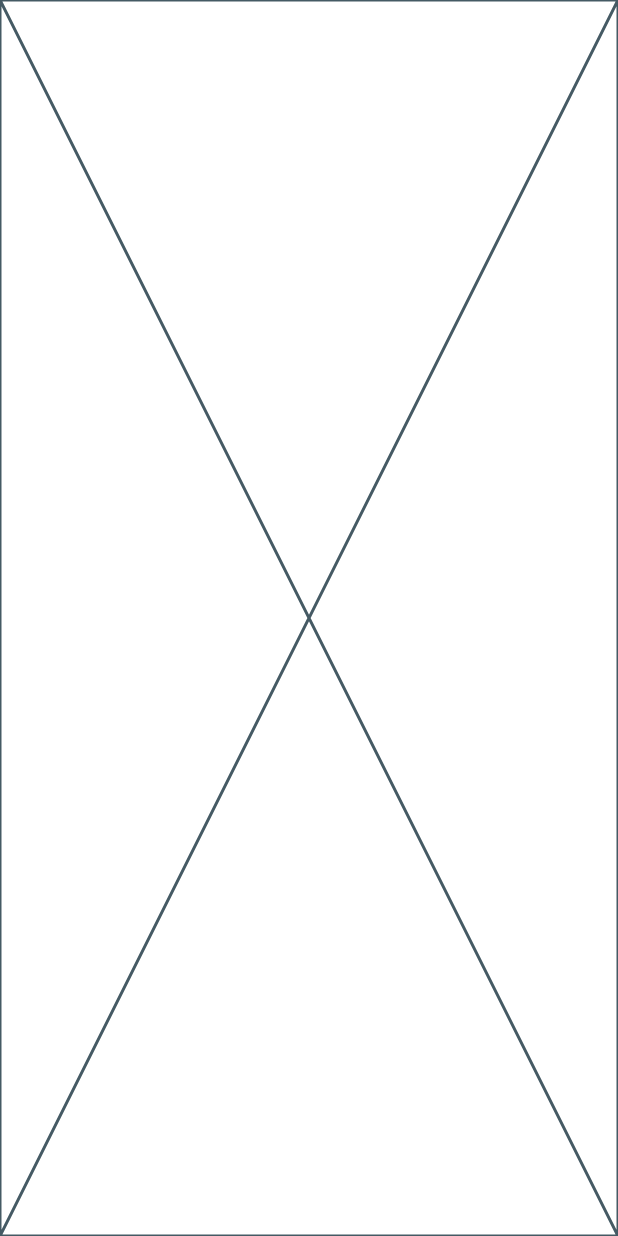
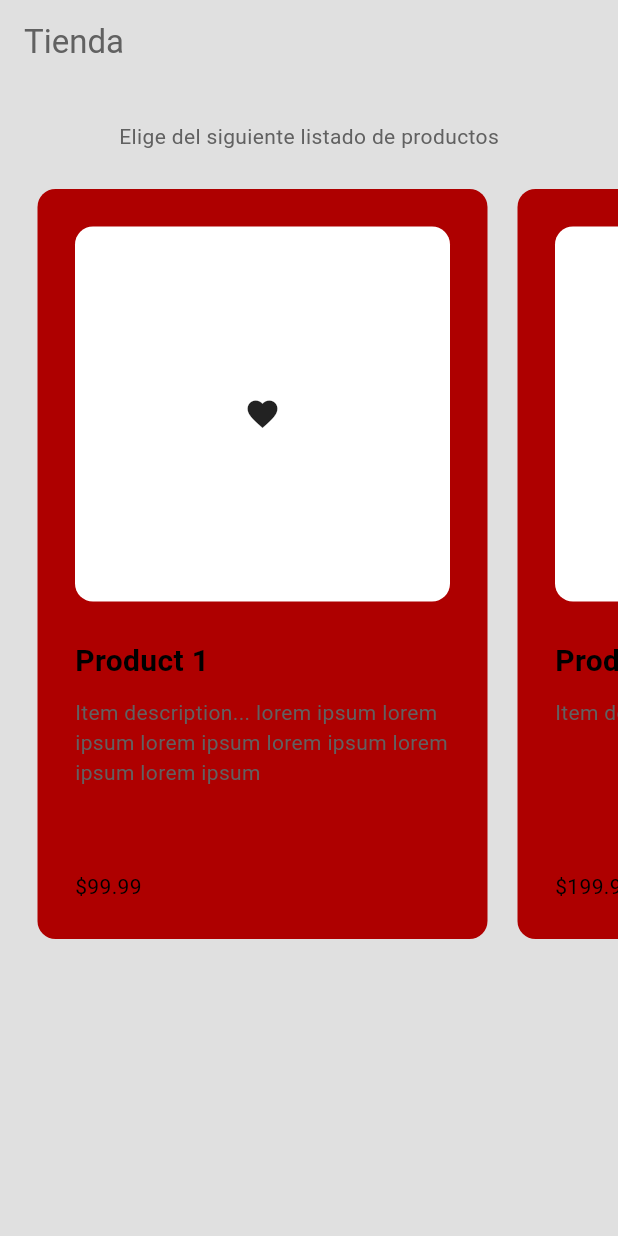
Before and after one commit to DeanHdz/Ecommerce_DesarrolloMovil_Flutter, a Flutter app: the screen it shows after launch, on a phone screen of 412 x 824 dp. Run offline on Flutter 3.47's test engine with Material 3 defaults, Android fonts, the phone set to English and light mode, and no system bars.

Commit message:
Un buen de cosas en home page, creacion de varias carpetas (temas, componentes, models, etc.)

```diff
--- /dev/null
+++ b/ecommerce/lib/components/product_tile.dart
@@ -0,0 +1,81 @@
+import 'package:flutter/material.dart';
+import 'package:ecommerce/models/product.dart';
+
+class ProductTile extends StatelessWidget {
+  final Product product;
+
+  const ProductTile({
+    super.key,
+    required this.product,
+  });
+
+  @override
+  Widget build(BuildContext context) {
+    return Container(
+      decoration: BoxDecoration(
+        color: Theme.of(context).colorScheme.primary,
+        borderRadius: BorderRadius.circular(12),
+      ),
+      margin: const EdgeInsets.all(10),
+      padding: const EdgeInsets.all(25),
+      width: 300,
+      child: Column(
+        crossAxisAlignment: CrossAxisAlignment.start,
+        mainAxisAlignment: MainAxisAlignment.spaceBetween,
+        children: [
+          Column(
+            crossAxisAlignment: CrossAxisAlignment.start,
+            children: [
+              //imagen producto
+              AspectRatio(
+                aspectRatio: 1,
+                child: Container(
+                  decoration: BoxDecoration(
+                    color: Theme.of(context).colorScheme.secondary,
+                    borderRadius: BorderRadius.circular(12),
+                  ),
+                  width: double.infinity, //Llenar todo el width
+                  padding: EdgeInsets.all(25),
+                  child: Icon(Icons.favorite),
+                ),
+              ),
+
+              const SizedBox(height: 25),
+              //nombre producto
+              Text(
+                product.name,
+                style: const TextStyle(
+                  fontWeight: FontWeight.bold,
+                  fontSize: 20,
+                ),
+              ),
+
+              const SizedBox(height: 10),
+
+              //descripcion producto
+              Text(
+                product.description,
+                style: TextStyle(
+                  color: Theme.of(context).colorScheme.inversePrimary,
+                ),
+              ),
+            ],
+          ),
+
+          const SizedBox(height: 25),
+
+          //precio producto y agregar a carrito
+          Row(
+            children: [
+              // precio de producto
+              Text('\$' + product.price.toStringAsFixed(2)),
+
+              // agregar a carrito
+              //IconButton(onPressed: onPressed, icon: icon)
+            ],
+          )
+        ],
+      ),
+    );
+  }
+}
--- a/ecommerce/lib/home.dart
+++ /dev/null
@@ -1,15 +0,0 @@
-import 'package:flutter/material.dart';
-
-class Home extends StatefulWidget {
-  const Home({super.key});
-
-  @override
-  State<Home> createState() => _HomeState();
-}
-
-class _HomeState extends State<Home> {
-  @override
-  Widget build(BuildContext context) {
-    return const Placeholder();
-  }
-}
--- a/ecommerce/lib/main.dart
+++ b/ecommerce/lib/main.dart
@@ -1,8 +1,16 @@
-import 'package:ecommerce/home.dart';
+import 'package:ecommerce/models/shop.dart';
+import 'package:ecommerce/pages/home.dart';
+import 'package:ecommerce/themes/light_mode.dart';
 import 'package:flutter/material.dart';
+import 'package:provider/provider.dart';
 
 void main() {
-  runApp(const MainApp());
+  runApp(
+    ChangeNotifierProvider(
+      create: (context) => Shop(),
+      child: const MainApp(),
+    ),
+  );
 }
 
 class MainApp extends StatelessWidget {
@@ -10,6 +18,10 @@ class MainApp extends StatelessWidget {
 
   @override
   Widget build(BuildContext context) {
-    return const MaterialApp(home: Home());
+    return MaterialApp(
+      debugShowCheckedModeBanner: false,
+      home: const Home(),
+      theme: lightMode,
+    );
   }
 }
--- /dev/null
+++ b/ecommerce/lib/models/product.dart
@@ -0,0 +1,13 @@
+class Product {
+  final String name;
+  final double price;
+  final String description;
+  //final String imagePath;
+
+  Product({
+    required this.name,
+    required this.price,
+    required this.description,
+    //required this.imagePath
+  });
+}
--- /dev/null
+++ b/ecommerce/lib/models/shop.dart
@@ -0,0 +1,55 @@
+import 'package:flutter/material.dart';
+import 'product.dart';
+
+//Cualquier cambio que hagamos (agregar/borrar de carrito) notificamos a los listeners
+//Significa que actualizamos el UI para los componentes que estan atentos a los cambios
+class Shop extends ChangeNotifier {
+  // Productos a la venta
+  final List<Product> _shop = [
+    // product 1
+    Product(
+      name: "Product 1",
+      price: 99.99,
+      description:
+          "Item description... lorem ipsum lorem ipsum lorem ipsum lorem ipsum lorem ipsum lorem ipsum",
+      //imagePath: imagePath
+    ),
+    Product(
+      name: "Product 2",
+      price: 199.99,
+      description: "Item description...",
+      //imagePath: imagePath
+    ),
+    Product(
+      name: "Product 3",
+      price: 299.99,
+      description: "Item description...",
+      //imagePath: imagePath
+    ),
+    Product(
+      name: "Product 4",
+      price: 399.99,
+      description: "Item description...",
+      //imagePath: imagePath
+    )
+  ];
+
+  // Carrito de usuario
+  List<Product> _cart = [];
+
+  // Get product list
+  List<Product> get shop => _shop;
+
+  // Get user cart
+  List<Product> get cart => _cart;
+
+  // Add item to cart
+  void addToCart(Product item) {
+    _cart.add(item);
+  }
+
+  // Remove item from cart
+  void removeFromCart(Product item) {
+    _cart.remove(item);
+  }
+}
--- /dev/null
+++ b/ecommerce/lib/pages/home.dart
@@ -0,0 +1,52 @@
+import 'package:ecommerce/components/product_tile.dart';
+import 'package:flutter/material.dart';
+import 'package:provider/provider.dart';
+import 'package:ecommerce/models/shop.dart';
+
+class Home extends StatelessWidget {
+  const Home({super.key});
+
+  @override
+  Widget build(BuildContext context) {
+    //access products in the shop
+    final products = context.watch<Shop>().shop;
+
+    return Scaffold(
+        appBar: AppBar(
+          backgroundColor: Colors.transparent,
+          elevation: 0,
+          foregroundColor: Theme.of(context).colorScheme.inversePrimary,
+          title: const Text("Tienda"),
+        ),
+        backgroundColor: Theme.of(context).colorScheme.background,
+        body: ListView(
+          children: [
+            const SizedBox(height: 25),
+            //Subtitulo de tienda
+            Center(
+              child: Text(
+                "Elige del siguiente listado de productos",
+                style: TextStyle(
+                    color: Theme.of(context).colorScheme.inversePrimary),
+              ),
+            ),
+            //Lista de productos
+            SizedBox(
+              height: 550,
+              child: ListView.builder(
+                itemCount: products.length,
+                scrollDirection: Axis.horizontal,
+                padding: const EdgeInsets.all(15),
+                itemBuilder: (context, index) {
+                  //get each individual product from the shop
+                  final product = products[index];
+
+                  //return as a product tile UI
+                  return ProductTile(product: product);
+                },
+              ),
+            ),
+          ],
+        ));
+  }
+}
--- a/ecommerce/lib/register.dart
+++ b/ecommerce/lib/pages/login.dart
@@ -1,18 +1,17 @@
-import 'package:ecommerce/login.dart';
-import 'package:ecommerce/home.dart';
+import 'package:ecommerce/pages/register.dart';
+import 'package:ecommerce/pages/home.dart';
 import 'package:flutter/material.dart';
 
-class Register extends StatefulWidget {
-  const Register({super.key});
+class Login extends StatefulWidget {
+  const Login({super.key});
 
   @override
-  State<Register> createState() => _RegisterState();
+  State<Login> createState() => _LoginState();
 }
 
-class _RegisterState extends State<Register> {
+class _LoginState extends State<Login> {
   TextEditingController user = TextEditingController();
   TextEditingController pass = TextEditingController();
-  TextEditingController passVerify = TextEditingController();
 
   @override
   Widget build(BuildContext context) {
@@ -65,12 +64,11 @@ class _RegisterState extends State<Register> {
                     color: Color.fromRGBO(248, 248, 248, 1),
                   ),
                   child: Column(
-                    mainAxisSize: MainAxisSize.min,
                     children: [
                       Container(
                         margin: const EdgeInsets.all(40.0),
                         child: const Text(
-                          'Registro de cuenta nueva',
+                          'Inicio de sesión',
                           style: TextStyle(
                             fontWeight: FontWeight.bold,
                             fontSize: 24.0,
@@ -84,7 +82,7 @@ class _RegisterState extends State<Register> {
                       TextField(
                         controller: user,
                         decoration: const InputDecoration(
-                          labelText: 'Nombre de usuario',
+                          labelText: 'Usuario',
                           hintText: 'Ingresar nombre de usuario',
                         ),
                       ),
@@ -96,35 +94,23 @@ class _RegisterState extends State<Register> {
                         controller: pass,
                         obscureText: true,
                         decoration: const InputDecoration(
-                          labelText: 'Ingresar contraseña',
-                          hintText: 'Contraseña',
-                        ),
-                      ),
-
-                      const SizedBox(height: 16.0), // Spacer
-
-                      // Contraseña verificacion
-                      TextField(
-                        controller: passVerify,
-                        obscureText: true,
-                        decoration: const InputDecoration(
-                          labelText: 'Ingresar contraseña nuevamente',
-                          hintText: 'Contraseña',
+                          labelText: 'Contraseña',
+                          hintText: 'Ingresar contraseña',
                         ),
                       ),
 
                       const SizedBox(height: 24.0), // Spacer
 
-                      // Boton crear cuenta
+                      // Boton login
                       ElevatedButton(
                         onPressed: () {
-                          // Logica registro de cuenta (firebase)
+                          loginButton();
                         },
                         style: ElevatedButton.styleFrom(
                             backgroundColor:
                                 const Color.fromRGBO(174, 0, 0, 1)),
                         child: const Text(
-                          'Crear cuenta',
+                          'Ingresar',
                           style: TextStyle(
                               color: Color.fromRGBO(248, 248, 248, 1)),
                         ),
@@ -132,10 +118,10 @@ class _RegisterState extends State<Register> {
 
                       const SizedBox(height: 24.0), // Spacer
 
-                      // Boton cancelar
+                      // Boton registro
                       ElevatedButton(
                         onPressed: () {
-                          cancelarButton();
+                          registerButton();
                         },
                         style: ElevatedButton.styleFrom(
                           backgroundColor:
@@ -149,7 +135,7 @@ class _RegisterState extends State<Register> {
                           ),
                         ),
                         child: const Text(
-                          'Cancelar',
+                          'Registrarte',
                           style:
                               TextStyle(color: Color.fromRGBO(31, 31, 41, 1)),
                         ),
@@ -165,20 +151,15 @@ class _RegisterState extends State<Register> {
     );
   }
 
-  void registerButton() {
-    if (pass != passVerify) {
-      showAlertDialog(context, 'Contraseñas no coinciden',
-          'Asegurate de que coincidan ambos campos de contraseña');
-    }
-
-    //(Dean) Implementar creación de usuario en firebase, cuando se crea exitosamente redirigir a pagina de home con sesión iniciado
+  void loginButton() {
+    //(Dean) Implementar consulta de cuenta en firebase, usar showAlertDialog para errores
   }
 
-  void cancelarButton() {
-    //Regresar a pagina login
+  void registerButton() {
+    //Ir a pagina de registro
     Navigator.pushReplacement(
       context,
-      MaterialPageRoute(builder: (context) => const Login()),
+      MaterialPageRoute(builder: (context) => const Register()),
     );
   }
 }
--- a/ecommerce/lib/login.dart
+++ b/ecommerce/lib/pages/register.dart
@@ -1,17 +1,18 @@
-import 'package:ecommerce/register.dart';
-import 'package:ecommerce/home.dart';
+import 'package:ecommerce/pages/login.dart';
+import 'package:ecommerce/pages/home.dart';
 import 'package:flutter/material.dart';
 
-class Login extends StatefulWidget {
-  const Login({super.key});
+class Register extends StatefulWidget {
+  const Register({super.key});
 
   @override
-  State<Login> createState() => _LoginState();
+  State<Register> createState() => _RegisterState();
 }
 
-class _LoginState extends State<Login> {
+class _RegisterState extends State<Register> {
   TextEditingController user = TextEditingController();
   TextEditingController pass = TextEditingController();
+  TextEditingController passVerify = TextEditingController();
 
   @override
   Widget build(BuildContext context) {
@@ -64,11 +65,12 @@ class _LoginState extends State<Login> {
                     color: Color.fromRGBO(248, 248, 248, 1),
                   ),
                   child: Column(
+                    mainAxisSize: MainAxisSize.min,
                     children: [
                       Container(
                         margin: const EdgeInsets.all(40.0),
                         child: const Text(
-                          'Inicio de sesión',
+                          'Registro de cuenta nueva',
                           style: TextStyle(
                             fontWeight: FontWeight.bold,
                             fontSize: 24.0,
@@ -82,7 +84,7 @@ class _LoginState extends State<Login> {
                       TextField(
                         controller: user,
                         decoration: const InputDecoration(
-                          labelText: 'Usuario',
+                          labelText: 'Nombre de usuario',
                           hintText: 'Ingresar nombre de usuario',
                         ),
                       ),
@@ -94,23 +96,35 @@ class _LoginState extends State<Login> {
                         controller: pass,
                         obscureText: true,
                         decoration: const InputDecoration(
-                          labelText: 'Contraseña',
-                          hintText: 'Ingresar contraseña',
+                          labelText: 'Ingresar contraseña',
+                          hintText: 'Contraseña',
+                        ),
+                      ),
+
+                      const SizedBox(height: 16.0), // Spacer
+
+                      // Contraseña verificacion
+                      TextField(
+                        controller: passVerify,
+                        obscureText: true,
+                        decoration: const InputDecoration(
+                          labelText: 'Ingresar contraseña nuevamente',
+                          hintText: 'Contraseña',
                         ),
                       ),
 
                       const SizedBox(height: 24.0), // Spacer
 
-                      // Boton login
+                      // Boton crear cuenta
                       ElevatedButton(
                         onPressed: () {
-                          loginButton();
+                          // Logica registro de cuenta (firebase)
                         },
                         style: ElevatedButton.styleFrom(
                             backgroundColor:
                                 const Color.fromRGBO(174, 0, 0, 1)),
                         child: const Text(
-                          'Ingresar',
+                          'Crear cuenta',
                           style: TextStyle(
                               color: Color.fromRGBO(248, 248, 248, 1)),
                         ),
@@ -118,10 +132,10 @@ class _LoginState extends State<Login> {
 
                       const SizedBox(height: 24.0), // Spacer
 
-                      // Boton registro
+                      // Boton cancelar
                       ElevatedButton(
                         onPressed: () {
-                          registerButton();
+                          cancelarButton();
                         },
                         style: ElevatedButton.styleFrom(
                           backgroundColor:
@@ -135,7 +149,7 @@ class _LoginState extends State<Login> {
                           ),
                         ),
                         child: const Text(
-                          'Registrarte',
+                          'Cancelar',
                           style:
                               TextStyle(color: Color.fromRGBO(31, 31, 41, 1)),
                         ),
@@ -151,15 +165,20 @@ class _LoginState extends State<Login> {
     );
   }
 
-  void loginButton() {
-    //(Dean) Implementar consulta de cuenta en firebase, usar showAlertDialog para errores
+  void registerButton() {
+    if (pass != passVerify) {
+      showAlertDialog(context, 'Contraseñas no coinciden',
+          'Asegurate de que coincidan ambos campos de contraseña');
+    }
+
+    //(Dean) Implementar creación de usuario en firebase, cuando se crea exitosamente redirigir a pagina de home con sesión iniciado
   }
 
-  void registerButton() {
-    //Ir a pagina de registro
+  void cancelarButton() {
+    //Regresar a pagina login
     Navigator.pushReplacement(
       context,
-      MaterialPageRoute(builder: (context) => const Register()),
+      MaterialPageRoute(builder: (context) => const Login()),
     );
   }
 }
--- /dev/null
+++ b/ecommerce/lib/themes/light_mode.dart
@@ -0,0 +1,9 @@
+import 'package:flutter/material.dart';
+
+ThemeData lightMode = ThemeData(
+  colorScheme: ColorScheme.light(
+      background: Colors.grey.shade300,
+      primary: const Color.fromRGBO(174, 0, 0, 1),
+      secondary: Colors.white,
+      inversePrimary: Colors.grey.shade700),
+);
--- a/ecommerce/pubspec.yaml
+++ b/ecommerce/pubspec.yaml
@@ -10,6 +10,7 @@ dependencies:
   cloud_firestore: ^4.13.1
   flutter:
     sdk: flutter
+  provider: ^6.1.1
 
 dev_dependencies:
   flutter_test:
```
Also changed, not shown: ecommerce/pubspec.lock.
